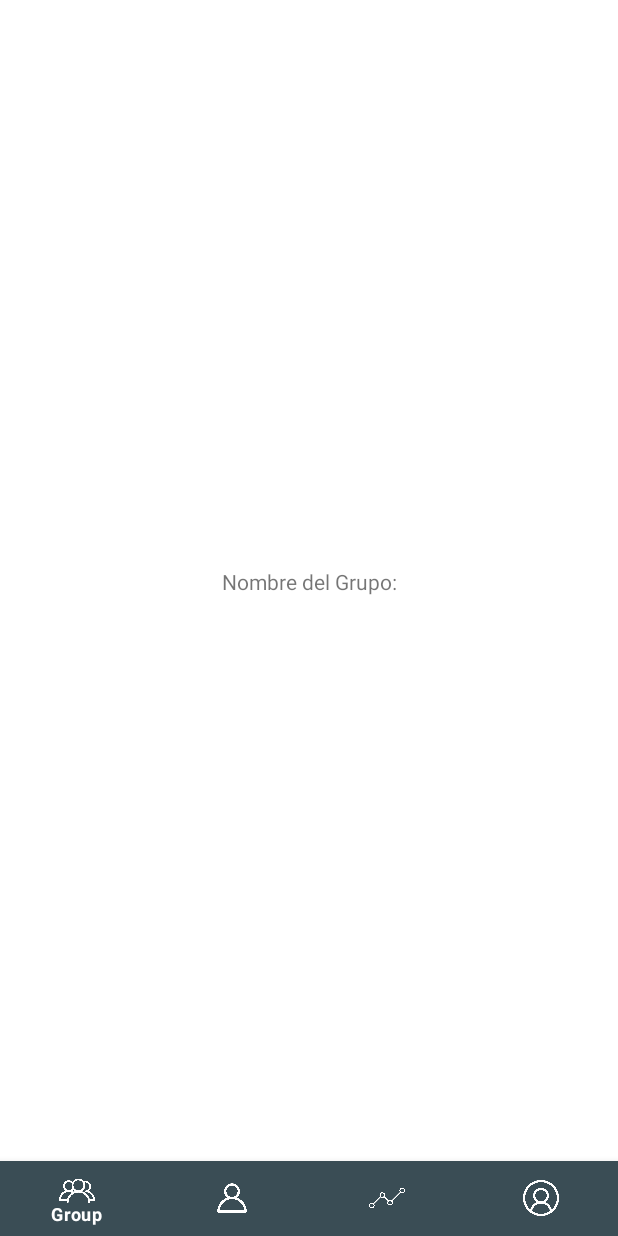
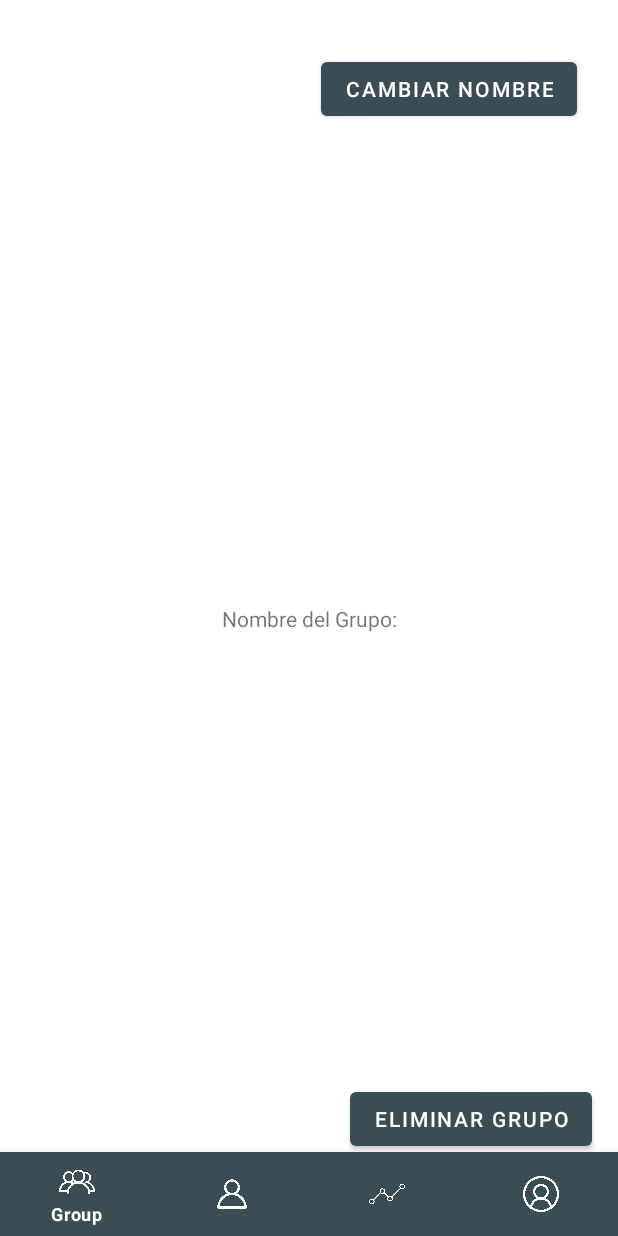
Before and after one commit to gabrielgraunegreiros/PaywalletNative, an Android app: the fragment FragmentMostrar_Grupo placed in its activity, on a phone screen of 412 x 824 dp. Run offline under Robolectric (Android 15) with nearby library versions, the phone set to English and light mode, and no system bars; 5 statements that could not run were skipped.

Commit message:
CRUD tabla grupo OK! + arreglo de layouts

```diff
--- a/app/src/main/java/com/usil/proyectomoviles/controller/FragmentMostrar_Grupo.java
+++ b/app/src/main/java/com/usil/proyectomoviles/controller/FragmentMostrar_Grupo.java
@@ -1,14 +1,22 @@
 package com.usil.proyectomoviles.controller;
 
+import android.app.AlertDialog;
+import android.content.DialogInterface;
 import android.os.Bundle;
+import android.text.InputType;
+import android.view.Gravity;
 import android.view.LayoutInflater;
 import android.view.View;
 import android.view.ViewGroup;
+import android.widget.Button;
+import android.widget.EditText;
 import android.widget.TextView;
+import android.widget.Toast;
 
 import androidx.annotation.NonNull;
 import androidx.annotation.Nullable;
 import androidx.fragment.app.Fragment;
+import androidx.fragment.app.FragmentTransaction;
 
 import com.usil.proyectomoviles.R;
 import com.usil.proyectomoviles.entity.Usuario;
@@ -16,9 +24,11 @@ import com.usil.proyectomoviles.modelo.DAOUsuario;
 
 public class FragmentMostrar_Grupo extends Fragment {
     DAOUsuario daoUsuario;
-
+    Bundle bundle;
+    Usuario user;
     TextView txtNombreGrupo;
-    Bundle bundle;
+    Button btnEliminarGrupo, btnCambiarNombre;
+    EditText edtNuevoNombre;
     @Nullable
     @Override
     public View onCreateView(@NonNull LayoutInflater inflater, @Nullable ViewGroup container, @Nullable Bundle savedInstanceState) {
@@ -29,13 +39,60 @@ public class FragmentMostrar_Grupo extends Fragment {
     @Override
     public void onViewCreated(@NonNull View view, @Nullable Bundle savedInstanceState) {
         super.onViewCreated(view, savedInstanceState);
+        daoUsuario = new DAOUsuario(getActivity().getApplicationContext());
 
-        daoUsuario = new DAOUsuario(getActivity().getApplicationContext());
         daoUsuario.openDB();
+        recuperarUsuario();
+        int idGrupo =  bundle.getInt("idGrupo");
+
         txtNombreGrupo=getView().findViewById(R.id.txtFgtMostrarGrupo_NombreGrupo);
-        bundle = getArguments();
-        int idGrupo =  bundle.getInt("idGrupo");
+        btnEliminarGrupo=getView().findViewById(R.id.btnFgtMostrarGrupo_EliminarGrupo);
+        btnCambiarNombre=getView().findViewById(R.id.btnFgtMostrarGrupo_CambiarNombre);
+
         txtNombreGrupo.setText(daoUsuario.getGrupo(idGrupo).getNombreGrupo());
+        btnEliminarGrupo.setOnClickListener(new View.OnClickListener() {
+            @Override
+            public void onClick(View view) {
+                FragmentGrupo fgtGrupo=new FragmentGrupo();
+                fgtGrupo.setArguments(bundle);
+                daoUsuario.eliminarGrupo(idGrupo,user);
+                Toast.makeText(getActivity().getApplicationContext(), "Se elimino el grupo", Toast.LENGTH_SHORT).show();
+                getActivity().getSupportFragmentManager()
+                        .beginTransaction()
+                        .replace(R.id.container,fgtGrupo)
+                        .setTransition(FragmentTransaction.TRANSIT_FRAGMENT_FADE)
+                        .addToBackStack(null)
+                        .commit();
+            }
+        });
+        btnCambiarNombre.setOnClickListener(new View.OnClickListener() {
+            @Override
+            public void onClick(View view) {
+                AlertDialog.Builder cambiarNombreDialog=new AlertDialog.Builder(getActivity());
+                cambiarNombreDialog.setTitle("Nuevo nombre del grupo");
+                edtNuevoNombre=new EditText(getActivity().getApplicationContext());
+                edtNuevoNombre.setInputType(InputType.TYPE_CLASS_TEXT);
+                cambiarNombreDialog.setView(edtNuevoNombre);
+                cambiarNombreDialog.setPositiveButton("Confirmar", new DialogInterface.OnClickListener() {
+                    @Override
+                    public void onClick(DialogInterface dialogInterface, int i) {
+                        daoUsuario.cambiarNombreGrupo(idGrupo,edtNuevoNombre.getText().toString());
+                        txtNombreGrupo.setText(daoUsuario.getGrupo(idGrupo).getNombreGrupo());
+                    }
+                });
+                cambiarNombreDialog.setNegativeButton("Cancelar", new DialogInterface.OnClickListener() {
+                    @Override
+                    public void onClick(DialogInterface dialogInterface, int i) {
+                        dialogInterface.cancel();
+                    }
+                });
+                cambiarNombreDialog.show();
+            }
+        });
 
     }
+    private void recuperarUsuario() {
+        bundle = getArguments();
+        user = (Usuario) bundle.getSerializable("user");
+    }
 }
--- a/app/src/main/res/layout/lyt_fgt_mostrar_grupo.xml
+++ b/app/src/main/res/layout/lyt_fgt_mostrar_grupo.xml
@@ -3,7 +3,7 @@
     xmlns:app="http://schemas.android.com/apk/res-auto"
     xmlns:tools="http://schemas.android.com/tools"
     android:layout_width="match_parent"
-    android:layout_height="match_parent">
+    android:layout_height="673dp">
 
     <TextView
         android:id="@+id/txtFgtMostrarGrupo_NombreGrupo"
@@ -15,4 +15,29 @@
         app:layout_constraintHorizontal_bias="0.5"
         app:layout_constraintStart_toStartOf="parent"
         app:layout_constraintTop_toTopOf="parent" />
+
+    <Button
+        android:id="@+id/btnFgtMostrarGrupo_EliminarGrupo"
+        android:layout_width="wrap_content"
+        android:layout_height="wrap_content"
+        android:layout_gravity="center_horizontal"
+        android:layout_marginTop="263dp"
+        android:layout_marginEnd="16dp"
+        android:layout_marginBottom="16dp"
+        android:text="@string/eliminar_grupo"
+
+        app:layout_constraintBottom_toBottomOf="parent"
+        app:layout_constraintEnd_toEndOf="parent"
+        app:layout_constraintTop_toBottomOf="@+id/txtFgtMostrarGrupo_NombreGrupo" />
+
+    <Button
+        android:id="@+id/btnFgtMostrarGrupo_CambiarNombre"
+        android:layout_width="wrap_content"
+        android:layout_height="wrap_content"
+        android:layout_marginTop="34dp"
+        android:layout_marginEnd="26dp"
+        android:text="Cambiar nombre"
+        app:layout_constraintEnd_toEndOf="parent"
+        app:layout_constraintTop_toTopOf="parent" />
+
 </androidx.constraintlayout.widget.ConstraintLayout>
--- a/app/src/main/res/layout/lyt_home.xml
+++ b/app/src/main/res/layout/lyt_home.xml
@@ -8,21 +8,23 @@
 
     <FrameLayout
         android:id="@+id/container"
-        android:layout_width="409dp"
-        android:layout_height="680dp"
+        android:layout_width="match_parent"
+        android:layout_height="match_parent"
         android:layout_marginStart="1dp"
         android:layout_marginTop="1dp"
         android:layout_marginEnd="1dp"
         android:layout_marginBottom="1dp"
-        app:layout_constraintBottom_toTopOf="@+id/menuNavegacion"
+        app:layout_constraintBottom_toBottomOf="parent"
         app:layout_constraintEnd_toEndOf="parent"
+        app:layout_constraintHorizontal_bias="0.0"
         app:layout_constraintStart_toStartOf="parent"
-        app:layout_constraintTop_toTopOf="parent" />
+        app:layout_constraintTop_toTopOf="parent"
+        app:layout_constraintVertical_bias="0.0" />
 
     <com.google.android.material.bottomnavigation.BottomNavigationView
         android:id="@+id/menuNavegacion"
         android:layout_width="match_parent"
-        android:layout_height="50dp"
+        android:layout_height="wrap_content"
         android:background="#3A4D55"
         app:itemIconTint="#FFFFFF"
         app:itemTextColor="@color/white"
--- a/app/src/main/res/values/strings.xml
+++ b/app/src/main/res/values/strings.xml
@@ -10,4 +10,5 @@
     <string name="crear">Crear</string>
     <string name="participantes">Participantes:</string>
     <string name="imgadaplistgrupo_fotogrupo">imgAdapListGrupo_FotoGrupo</string>
+    <string name="eliminar_grupo">Eliminar Grupo</string>
 </resources>
```
Also changed, not shown: app/src/main/java/com/usil/proyectomoviles/modelo/DAOUsuario.java (+17 -0 lines), app/src/main/res/layout/lyt_fgt_grupo.xml (+14 -2 lines).
